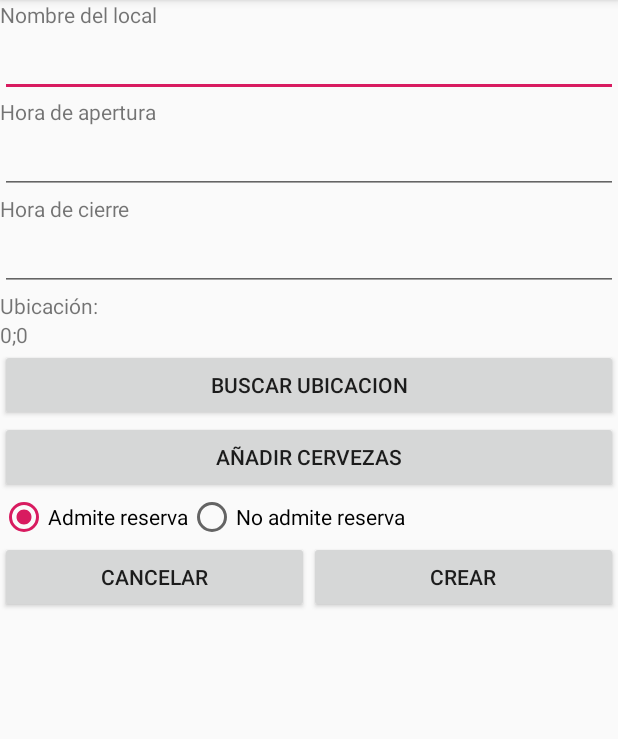
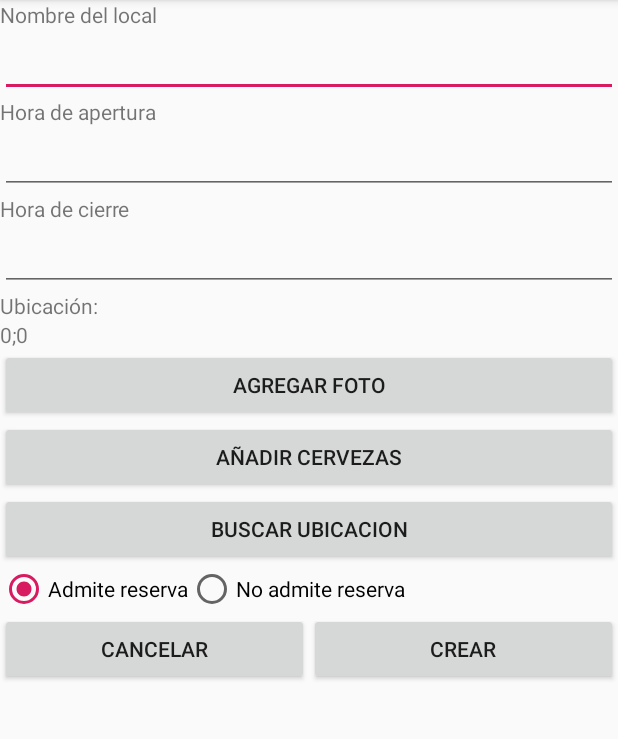
Before and after one commit to EAmherdt/BirrApp, an Android app: the screen it shows after launch (MainActivity), after a tap on "Alta Local", on a phone screen of 412 x 824 dp, the part 84-823 px from its top. Run offline under Robolectric (Android 15) with nearby library versions, the phone set to English and light mode, and no system bars; our stand-ins replace Room's generated code; 1 other tap on this screen came first.

Commit message:
Perfil de local funcionando, falta ver como manejar las imagenes.

```diff
--- a/app/src/main/AndroidManifest.xml
+++ b/app/src/main/AndroidManifest.xml
@@ -7,7 +7,7 @@
     <uses-permission android:name="android.permission.ACCESS_FINE_LOCATION" />
     <uses-permission android:name="android.permission.WRITE_EXTERNAL_STORAGE"/>
     <uses-permission android:name="android.permission.READ_EXTERNAL_STORAGE" />
-
+    <uses-feature android:name="android.hardware.camera" android:required="true" />
 
 
     <application
@@ -31,6 +31,7 @@
             </intent-filter>
         </activity>
         <activity android:name=".ListaCervezas" />
+        <activity android:name=".PerfilLocal" />
         <meta-data
             android:name="com.google.android.gms.version"
             android:value="@integer/google_play_services_version"
--- a/app/src/main/java/com/ripani/perren/amherdt/birrapp/AltaLocalFragment.java
+++ b/app/src/main/java/com/ripani/perren/amherdt/birrapp/AltaLocalFragment.java
@@ -1,9 +1,9 @@
 package com.ripani.perren.amherdt.birrapp;
 
 
-import android.app.Activity;
 import android.content.Intent;
 import android.os.Bundle;
+import android.provider.MediaStore;
 import android.support.v4.app.Fragment;
 import android.view.LayoutInflater;
 import android.view.View;
@@ -11,7 +11,6 @@ import android.view.ViewGroup;
 import android.widget.Button;
 import android.widget.EditText;
 import android.widget.RadioButton;
-import android.widget.Spinner;
 import android.widget.TextView;
 
 import com.ripani.perren.amherdt.birrapp.dao.CervezaRepositorio;
@@ -23,8 +22,6 @@ import com.ripani.perren.amherdt.birrapp.modelo.MyDataBase;
 import java.util.ArrayList;
 import java.util.List;
 
-import static android.icu.lang.UCharacter.GraphemeClusterBreak.L;
-
 
 /**
  * A simple {@link Fragment} subclass.
@@ -35,13 +32,22 @@ public class AltaLocalFragment extends Fragment {
         public void obtenerCoordenadas();
 }
 
-    public void setListener(OnNuevoLugarListener listener) {
-        this.listener = listener;
+    public interface OnImagenListener {
+        public void obtenerImagen();
     }
 
-    private OnNuevoLugarListener listener;
+
+    public void setListenerLugar(OnNuevoLugarListener listenerLugar) {
+        this.listenerLugar = listenerLugar;
+    }
+
+
+
+    private OnNuevoLugarListener listenerLugar;
+
     private Button btnAñadirCervezas;
     private Button btnBuscarUbicacion;
+    private Button btnImagen;
     private Button btnCancelar;
     private Button btnCrear;
     private ArrayList<String> arrayCervezas = new ArrayList<>();
@@ -55,6 +61,7 @@ public class AltaLocalFragment extends Fragment {
     private LocalDao localDao;
     private CervezaRepositorio repositorio = new CervezaRepositorio();
     private long idLocal;
+
 
 
     public AltaLocalFragment() {
@@ -86,6 +93,7 @@ public class AltaLocalFragment extends Fragment {
         btnAñadirCervezas= (Button) v.findViewById(R.id.btnAñadirCervezas);
         btnCancelar= (Button) v.findViewById(R.id.btnCancelar);
         btnCrear= (Button) v.findViewById(R.id.btnCrear);
+        btnImagen= (Button) v.findViewById(R.id.btnImagen);
         btnBuscarUbicacion= (Button) v.findViewById(R.id.btnBuscarUbicacion);
         etNombreLocal = (EditText) v.findViewById(R.id.etNombreLocal);
         etHoraApertura = (EditText) v.findViewById(R.id.etHoraApertura);
@@ -93,6 +101,7 @@ public class AltaLocalFragment extends Fragment {
         rbAdmite = (RadioButton) v.findViewById(R.id.rbAdmite);
         rbNoAdmite = (RadioButton) v.findViewById(R.id.rbNoAdmite);
         tvCoord= (TextView) v.findViewById(R.id.tvCoord);
+        Intent cameraIntent = new Intent(Intent.ACTION_PICK, MediaStore.Images.Media.EXTERNAL_CONTENT_URI);
 
         String coordenadas = "0;0";
         if(getArguments()!=null) coordenadas = getArguments().getString("latLng","0;0");
@@ -101,7 +110,19 @@ public class AltaLocalFragment extends Fragment {
         btnBuscarUbicacion.setOnClickListener(new View.OnClickListener() {
             @Override
             public void onClick(View view) {
-                listener.obtenerCoordenadas();
+                listenerLugar.obtenerCoordenadas();
+
+            }
+        });
+
+        btnImagen.setOnClickListener(new View.OnClickListener() {
+            @Override
+            public void onClick(View view) {
+
+                Intent intent = new Intent();
+                intent.setType("image/*");
+                intent.setAction(Intent.ACTION_GET_CONTENT);
+                startActivityForResult(Intent.createChooser(intent, "Complete action using"), 1);
 
             }
         });
@@ -201,26 +222,15 @@ public class AltaLocalFragment extends Fragment {
         });
 
 
+
+
+
+
+
         return v;
     }
 
-    @Override
-    public void onActivityResult(int requestCode, int resultCode, Intent data) {
-        super.onActivityResult(requestCode, resultCode, data);
 
-        // Don't forget to check requestCode before continuing your job
-            if(requestCode==1){
-                arrayCervezas=(ArrayList<String>) data.getStringArrayListExtra("cervezas");
-            }
-        }
-
-
-        public void setTexts(){
-            local.setNombre(etNombreLocal.getText().toString());
-            local.setHoraApertura(etHoraApertura.getText().toString());
-            local.setHoraCierre(etHoraCierre.getText().toString());
-            local.setReservas(rbAdmite.isChecked());//si reservas es 1 admite
-        }
 
 
 
--- a/app/src/main/java/com/ripani/perren/amherdt/birrapp/MainActivity.java
+++ b/app/src/main/java/com/ripani/perren/amherdt/birrapp/MainActivity.java
@@ -2,13 +2,11 @@ package com.ripani.perren.amherdt.birrapp;
 
 import android.app.NotificationChannel;
 import android.app.NotificationManager;
+import android.content.Intent;
 import android.os.Build;
 import android.os.Bundle;
-import android.support.design.widget.FloatingActionButton;
-import android.support.design.widget.Snackbar;
 import android.support.v4.app.Fragment;
 import android.support.v4.app.FragmentManager;
-import android.view.View;
 import android.support.design.widget.NavigationView;
 import android.support.v4.view.GravityCompat;
 import android.support.v4.widget.DrawerLayout;
@@ -24,6 +22,8 @@ import com.google.android.gms.maps.model.LatLng;
         implements NavigationView.OnNavigationItemSelectedListener, AltaLocalFragment.OnNuevoLugarListener {*/
 public class MainActivity extends AppCompatActivity implements NavigationView.OnNavigationItemSelectedListener, FragmentManager.OnBackStackChangedListener,
             AltaLocalFragment.OnNuevoLugarListener, MapaFragment.OnMapaListener{
+
+
 
     @Override
     protected void onCreate(Bundle savedInstanceState) {
@@ -43,6 +43,9 @@ public class MainActivity extends AppCompatActivity implements NavigationView.On
 
         NavigationView navigationView = (NavigationView) findViewById(R.id.nav_view);
         navigationView.setNavigationItemSelectedListener(this);
+
+
+
 
 
 
@@ -105,7 +108,7 @@ public class MainActivity extends AppCompatActivity implements NavigationView.On
             fragment =  getSupportFragmentManager().findFragmentByTag(tag);
             if(fragment==null) {
                 fragment = new AltaLocalFragment();
-                ((AltaLocalFragment) fragment).setListener(MainActivity.this);
+                ((AltaLocalFragment) fragment).setListenerLugar(MainActivity.this);
             }
             FragmentManager manager = getSupportFragmentManager();
             manager.beginTransaction().replace(R.id.contenedorFragmento, fragment, tag).commit();
@@ -152,7 +155,7 @@ public class MainActivity extends AppCompatActivity implements NavigationView.On
         Fragment fragment =  getSupportFragmentManager().findFragmentByTag(tag);
         if(fragment==null) {
             fragment = new AltaLocalFragment();
-            ((AltaLocalFragment) fragment).setListener(MainActivity.this);
+            ((AltaLocalFragment) fragment).setListenerLugar(MainActivity.this);
         }
         Bundle bundle = new Bundle();
         bundle.putString("latLng",c.latitude+";"+c.longitude);
@@ -207,4 +210,6 @@ public class MainActivity extends AppCompatActivity implements NavigationView.On
     }
 
 
+
+
 }
--- a/app/src/main/java/com/ripani/perren/amherdt/birrapp/MapaFragment.java
+++ b/app/src/main/java/com/ripani/perren/amherdt/birrapp/MapaFragment.java
@@ -98,8 +98,8 @@ public class MapaFragment extends SupportMapFragment implements OnMapReadyCallba
         //localDao = MyDatabase.getInstance(getContext()).getReclamoDao();
 
         Runnable r = new Runnable() {
-            @Override
-            public void run() {
+                @Override
+                public void run() {
                 final Local local = localDao.getById(idLocal);
                 getActivity().runOnUiThread(new Runnable() {
                     @Override
--- a/app/src/main/java/com/ripani/perren/amherdt/birrapp/modelo/LocalDao.java
+++ b/app/src/main/java/com/ripani/perren/amherdt/birrapp/modelo/LocalDao.java
@@ -15,7 +15,7 @@ public interface LocalDao {
     List<Local> getByTipo(String pTipo);*/
 
     @Query("SELECT * FROM Local WHERE id = :idLocal")
-    Local getById(int idLocal);
+    Local getById(long idLocal);
 
     @Query("SELECT * FROM Local WHERE nombre LIKE '%' || :cadena || '%'")
     List<Local> getLocalesPorNombre(String cadena);
--- a/app/src/main/res/layout/fragment_alta_local.xml
+++ b/app/src/main/res/layout/fragment_alta_local.xml
@@ -56,16 +56,22 @@
             android:layout_height="wrap_content"/>
 
         <Button
-            android:id="@+id/btnBuscarUbicacion"
+            android:id="@+id/btnImagen"
             android:layout_width="match_parent"
             android:layout_height="wrap_content"
-            android:text="Buscar Ubicacion" />
+            android:text="agregar foto" />
 
         <Button
             android:id="@+id/btnAñadirCervezas"
             android:layout_width="match_parent"
             android:layout_height="wrap_content"
             android:text="Añadir Cervezas" />
+
+        <Button
+            android:id="@+id/btnBuscarUbicacion"
+            android:layout_width="match_parent"
+            android:layout_height="wrap_content"
+            android:text="Buscar Ubicacion" />
 
         <RadioGroup
             android:id="@+id/rgReservas"
--- a/app/src/main/res/layout/fragment_buscar_locales.xml
+++ b/app/src/main/res/layout/fragment_buscar_locales.xml
@@ -53,8 +53,7 @@
             android:id="@+id/listaLocales"
             android:layout_width="match_parent"
             android:layout_height="wrap_content"
-            android:layout_weight="1"
-            android:choiceMode="singleChoice"></ListView>
+            android:layout_weight="1"></ListView>
 
     </LinearLayout>
 
```
Also changed, not shown: app/src/main/java/com/ripani/perren/amherdt/birrapp/BuscarLocalesFragment.java (+27 -2 lines), app/src/main/java/com/ripani/perren/amherdt/birrapp/PerfilLocal.java (+138 -2 lines), app/src/main/java/com/ripani/perren/amherdt/birrapp/modelo/Local.java (+8 -6 lines), app/src/main/res/layout/local_profile.xml (+9 -5 lines).
